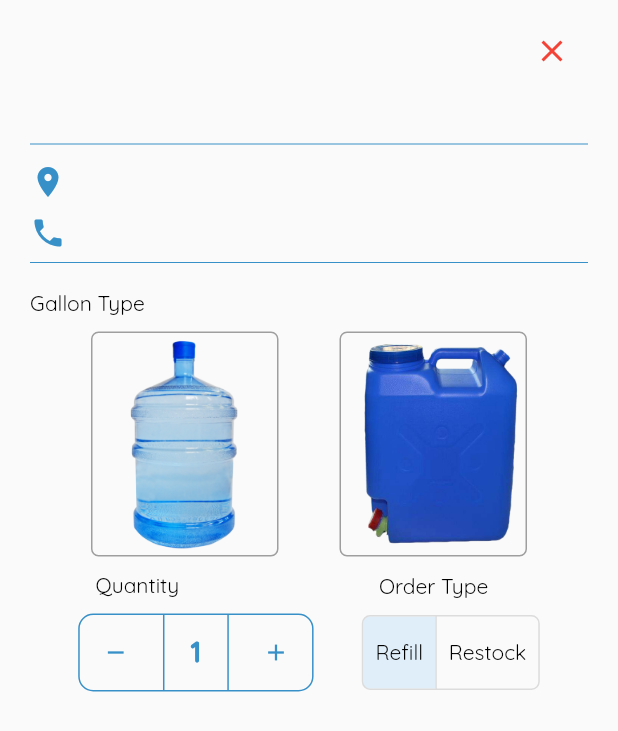
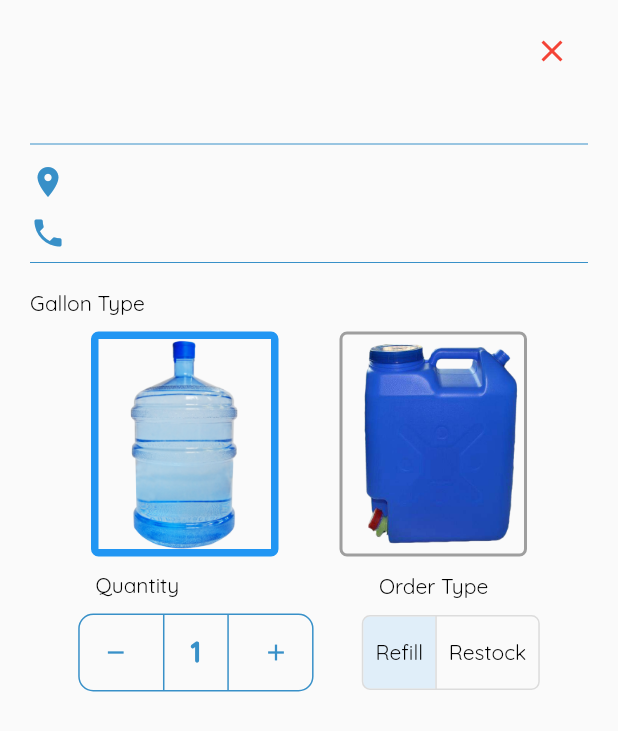
Before and after one commit to lansoyyy/project_agos, a Flutter app: the OrderModalWidget widget shown alone on an empty page, opened directly with empty values, on a phone screen of 412 x 824 dp. Shown: the top 731 px of the screen. Run offline on Flutter 3.47's test engine with Material 2 defaults, Android fonts, the phone set to English and light mode, and no system bars; our stand-ins replace badges, cloud_firestore, firebase_auth, firebase_core, firebase_storage, flutter_spinkit and 6 more; missing offline and left inert: flutter_polyline_points, ticket_widget; accounts and stored records are empty; network calls fail.

Commit message:
added extra fields

```diff
--- a/lib/services/add_order.dart
+++ b/lib/services/add_order.dart
@@ -2,7 +2,7 @@ import 'package:cloud_firestore/cloud_firestore.dart';
 import 'package:firebase_auth/firebase_auth.dart';
 
 Future addOrder(username, usernumber, useraddress, userlat, userlong, stationid,
-    payment, size, qty, userprofile, orderType) async {
+    payment, String gallonType, qty, userprofile, orderType) async {
   final docUser = FirebaseFirestore.instance.collection('Orders').doc();
 
   final json = {
@@ -12,7 +12,7 @@ Future addOrder(username, usernumber, useraddress, userlat, userlong, stationid,
     'stationid': stationid,
     'id': docUser.id,
     'payment': payment,
-    'size': size,
+    'gallonType': gallonType,
     'qty': qty,
     'dateTime': DateTime.now(),
     'location': {'lat': userlat, 'long': userlong},
--- a/lib/widgets/order_modal_widget.dart
+++ b/lib/widgets/order_modal_widget.dart
@@ -68,6 +68,9 @@ class _OrderModalWidgetState extends State<OrderModalWidget> {
   late String orderType = 'Refill';
 
   final List<bool> _isSelected = [true, false];
+
+  bool isGaloon = true;
+  bool isContainer = false;
 
   @override
   Widget build(BuildContext context) {
@@ -158,31 +161,55 @@ class _OrderModalWidgetState extends State<OrderModalWidget> {
                       Row(
                         mainAxisAlignment: MainAxisAlignment.spaceEvenly,
                         children: [
-                          Container(
+                          GestureDetector(
+                            onTap: () {
+                              setState(
+                                () {
+                                  isGaloon = true;
+                                  isContainer = false;
+                                },
+                              );
+                            },
+                            child: Container(
                               width: 125,
                               height: 150,
                               decoration: BoxDecoration(
                                 borderRadius: BorderRadius.circular(5),
                                 border: Border.all(
-                                color: Colors.grey,
+                                  width: isGaloon ? 5 : 2,
+                                  color: isGaloon ? Colors.blue : Colors.grey,
                                 ),
                                 image: const DecorationImage(
-                                image: AssetImage('assets/images/galloon.png'),
+                                  image:
+                                      AssetImage('assets/images/galloon.png'),
                                 ),
                               ),
                             ),
-                          Container(
+                          ),
+                          GestureDetector(
+                            onTap: () {
+                              setState(
+                                () {
+                                  isContainer = true;
+                                  isGaloon = false;
+                                },
+                              );
+                            },
+                            child: Container(
                               width: 125,
                               height: 150,
                               decoration: BoxDecoration(
                                 borderRadius: BorderRadius.circular(5),
                                 border: Border.all(
-                                color: Colors.grey,
+                                  width: isContainer ? 5 : 2,
+                                  color:
+                                      isContainer ? Colors.blue : Colors.grey,
                                 ),
                                 image: const DecorationImage(
-                                  image:
-                                      AssetImage('assets/images/container.png'),
+                                    image: AssetImage(
+                                        'assets/images/container.png'),
                                     fit: BoxFit.cover),
+                              ),
                             ),
                           ),
                         ],
@@ -390,7 +417,9 @@ class _OrderModalWidgetState extends State<OrderModalWidget> {
                                                 widget.stationid,
                                                 double.parse(widget.price) *
                                                     qty,
-                                                type,
+                                                isGaloon
+                                                    ? 'Gallon'
+                                                    : 'Container',
                                                 qty,
                                                 myprofile,
                                                 orderType);
```
Lines whose indentation alone changed are shown as unchanged.
